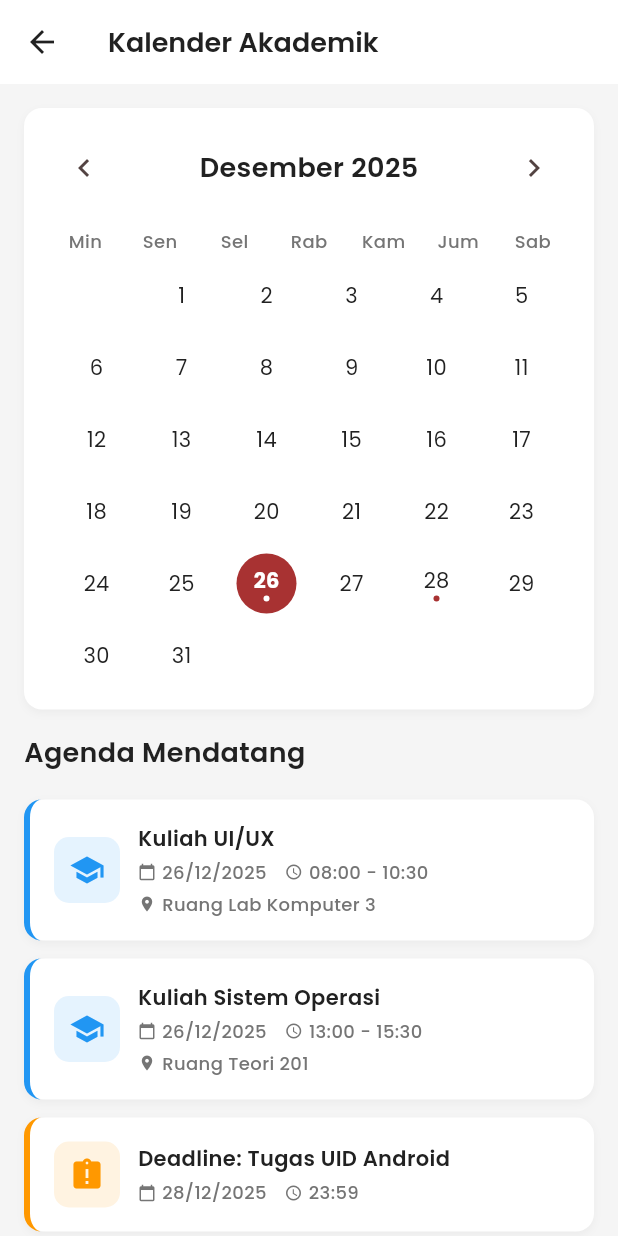
After one commit to ekakamelia/UAS-PAKrofi, a Flutter app: the CalendarScreen screen opened directly, on a phone screen of 412 x 824 dp. The commit adds this screen. Run offline on Flutter 3.47's test engine with Material 3 defaults, Android fonts, the phone set to English and light mode, and no system bars; our stand-ins replace google_fonts; network calls fail.

Commit message:
Menambahkan fitur Kalender Akademik: tampilan kalender bulanan dengan indikator event, daftar agenda mendatang (kuliah, ujian, deadline, libur), dan navigasi antar bulan

```diff
--- a/lib/core/dummy_data.dart
+++ b/lib/core/dummy_data.dart
@@ -521,3 +521,85 @@ class NotificationData {
     ),
   ];
 }
+
+// Calendar Event Models
+class CalendarEvent {
+  final String id;
+  final String title;
+  final String type; // 'class', 'exam', 'deadline', 'holiday'
+  final DateTime date;
+  final String? time;
+  final String? location;
+
+  const CalendarEvent({
+    required this.id,
+    required this.title,
+    required this.type,
+    required this.date,
+    this.time,
+    this.location,
+  });
+}
+
+class CalendarData {
+  static final List<CalendarEvent> events = [
+    CalendarEvent(
+      id: 'e1',
+      title: 'Kuliah UI/UX',
+      type: 'class',
+      date: DateTime.now(),
+      time: '08:00 - 10:30',
+      location: 'Ruang Lab Komputer 3',
+    ),
+    CalendarEvent(
+      id: 'e2',
+      title: 'Kuliah Sistem Operasi',
+      type: 'class',
+      date: DateTime.now(),
+      time: '13:00 - 15:30',
+      location: 'Ruang Teori 201',
+    ),
+    CalendarEvent(
+      id: 'e3',
+      title: 'Deadline: Tugas UID Android',
+      type: 'deadline',
+      date: DateTime.now().add(const Duration(days: 2)),
+      time: '23:59',
+    ),
+    CalendarEvent(
+      id: 'e4',
+      title: 'UTS Sistem Operasi',
+      type: 'exam',
+      date: DateTime.now().add(const Duration(days: 7)),
+      time: '09:00 - 11:00',
+      location: 'Gedung Ujian Lt.2',
+    ),
+    CalendarEvent(
+      id: 'e5',
+      title: 'Libur Natal',
+      type: 'holiday',
+      date: DateTime(2024, 12, 25),
+    ),
+    CalendarEvent(
+      id: 'e6',
+      title: 'Libur Tahun Baru',
+      type: 'holiday',
+      date: DateTime(2025, 1, 1),
+    ),
+  ];
+
+  static List<CalendarEvent> getEventsForDate(DateTime date) {
+    return events.where((e) =>
+      e.date.year == date.year &&
+      e.date.month == date.month &&
+      e.date.day == date.day
+    ).toList();
+  }
+
+  static List<CalendarEvent> getUpcomingEvents() {
+    final now = DateTime.now();
+    return events.where((e) => e.date.isAfter(now) ||
+      (e.date.year == now.year && e.date.month == now.month && e.date.day == now.day)
+    ).toList()..sort((a, b) => a.date.compareTo(b.date));
+  }
+}
--- /dev/null
+++ b/lib/features/calendar/calendar_screen.dart
@@ -0,0 +1,301 @@
+import 'package:flutter/material.dart';
+import 'package:celeoe/core/theme.dart';
+import 'package:celeoe/core/dummy_data.dart';
+
+class CalendarScreen extends StatefulWidget {
+  const CalendarScreen({super.key});
+
+  @override
+  State<CalendarScreen> createState() => _CalendarScreenState();
+}
+
+class _CalendarScreenState extends State<CalendarScreen> {
+  late DateTime _selectedDate;
+  late DateTime _focusedMonth;
+
+  @override
+  void initState() {
+    super.initState();
+    _selectedDate = DateTime.now();
+    _focusedMonth = DateTime.now();
+  }
+
+  void _previousMonth() {
+    setState(() {
+      _focusedMonth = DateTime(_focusedMonth.year, _focusedMonth.month - 1);
+    });
+  }
+
+  void _nextMonth() {
+    setState(() {
+      _focusedMonth = DateTime(_focusedMonth.year, _focusedMonth.month + 1);
+    });
+  }
+
+  @override
+  Widget build(BuildContext context) {
+    final upcomingEvents = CalendarData.getUpcomingEvents();
+
+    return Scaffold(
+      appBar: AppBar(
+        title: Text('Kalender Akademik', style: AppTextStyles.title),
+        backgroundColor: Colors.white,
+        elevation: 0,
+        iconTheme: const IconThemeData(color: AppColors.textPrimary),
+      ),
+      backgroundColor: AppColors.background,
+      body: SingleChildScrollView(
+        child: Column(
+          crossAxisAlignment: CrossAxisAlignment.start,
+          children: [
+            // Simple Calendar Header
+            Container(
+              margin: const EdgeInsets.all(16),
+              padding: const EdgeInsets.all(16),
+              decoration: BoxDecoration(
+                color: Colors.white,
+                borderRadius: BorderRadius.circular(12),
+                boxShadow: [
+                  BoxShadow(
+                    color: Colors.black.withAlpha(10),
+                    blurRadius: 4,
+                    offset: const Offset(0, 2),
+                  ),
+                ],
+              ),
+              child: Column(
+                children: [
+                  // Month Header
+                  Row(
+                    mainAxisAlignment: MainAxisAlignment.spaceBetween,
+                    children: [
+                      IconButton(
+                        icon: const Icon(Icons.chevron_left),
+                        onPressed: _previousMonth,
+                      ),
+                      Text(
+                        _getMonthName(_focusedMonth.month) + ' ${_focusedMonth.year}',
+                        style: AppTextStyles.title,
+                      ),
+                      IconButton(
+                        icon: const Icon(Icons.chevron_right),
+                        onPressed: _nextMonth,
+                      ),
+                    ],
+                  ),
+                  const SizedBox(height: 16),
+                  // Weekday Headers
+                  Row(
+                    mainAxisAlignment: MainAxisAlignment.spaceAround,
+                    children: ['Min', 'Sen', 'Sel', 'Rab', 'Kam', 'Jum', 'Sab']
+                        .map((day) => SizedBox(
+                              width: 40,
+                              child: Center(
+                                child: Text(day, style: AppTextStyles.subtitle.copyWith(fontSize: 12)),
+                              ),
+                            ))
+                        .toList(),
+                  ),
+                  const SizedBox(height: 8),
+                  // Calendar Days Grid
+                  _buildCalendarGrid(),
+                ],
+              ),
+            ),
+
+            // Upcoming Events
+            Padding(
+              padding: const EdgeInsets.symmetric(horizontal: 16),
+              child: Text('Agenda Mendatang', style: AppTextStyles.title),
+            ),
+            const SizedBox(height: 12),
+
+            ...upcomingEvents.take(5).map((event) => _buildEventItem(event)),
+
+            const SizedBox(height: 40),
+          ],
+        ),
+      ),
+    );
+  }
+
+  Widget _buildCalendarGrid() {
+    final firstDayOfMonth = DateTime(_focusedMonth.year, _focusedMonth.month, 1);
+    final lastDayOfMonth = DateTime(_focusedMonth.year, _focusedMonth.month + 1, 0);
+    final firstWeekday = firstDayOfMonth.weekday % 7;
+    final daysInMonth = lastDayOfMonth.day;
+
+    List<Widget> dayWidgets = [];
+
+    // Empty cells before first day
+    for (int i = 0; i < firstWeekday; i++) {
+      dayWidgets.add(const SizedBox(width: 40, height: 40));
+    }
+
+    // Days of month
+    for (int day = 1; day <= daysInMonth; day++) {
+      final date = DateTime(_focusedMonth.year, _focusedMonth.month, day);
+      final isToday = date.day == DateTime.now().day &&
+          date.month == DateTime.now().month &&
+          date.year == DateTime.now().year;
+      final hasEvents = CalendarData.getEventsForDate(date).isNotEmpty;
+
+      dayWidgets.add(
+        GestureDetector(
+          onTap: () {
+            setState(() {
+              _selectedDate = date;
+            });
+          },
+          child: Container(
+            width: 40,
+            height: 40,
+            decoration: BoxDecoration(
+              color: isToday ? AppColors.primary : null,
+              borderRadius: BorderRadius.circular(20),
+            ),
+            child: Column(
+              mainAxisAlignment: MainAxisAlignment.center,
+              children: [
+                Text(
+                  '$day',
+                  style: TextStyle(
+                    color: isToday ? Colors.white : AppColors.textPrimary,
+                    fontWeight: isToday ? FontWeight.bold : FontWeight.normal,
+                  ),
+                ),
+                if (hasEvents)
+                  Container(
+                    width: 4,
+                    height: 4,
+                    decoration: BoxDecoration(
+                      color: isToday ? Colors.white : AppColors.primary,
+                      shape: BoxShape.circle,
+                    ),
+                  ),
+              ],
+            ),
+          ),
+        ),
+      );
+    }
+
+    return Wrap(
+      spacing: (MediaQuery.of(context).size.width - 32 - 280) / 6,
+      runSpacing: 8,
+      children: dayWidgets,
+    );
+  }
+
+  Widget _buildEventItem(CalendarEvent event) {
+    IconData icon;
+    Color iconColor;
+
+    switch (event.type) {
+      case 'class':
+        icon = Icons.school;
+        iconColor = Colors.blue;
+        break;
+      case 'exam':
+        icon = Icons.quiz;
+        iconColor = Colors.red;
+        break;
+      case 'deadline':
+        icon = Icons.assignment_late;
+        iconColor = Colors.orange;
+        break;
+      case 'holiday':
+        icon = Icons.celebration;
+        iconColor = Colors.green;
+        break;
+      default:
+        icon = Icons.event;
+        iconColor = AppColors.textSecondary;
+    }
+
+    return Container(
+      margin: const EdgeInsets.symmetric(horizontal: 16, vertical: 6),
+      padding: const EdgeInsets.all(16),
+      decoration: BoxDecoration(
+        color: Colors.white,
+        borderRadius: BorderRadius.circular(12),
+        border: Border(
+          left: BorderSide(color: iconColor, width: 4),
+        ),
+        boxShadow: [
+          BoxShadow(
+            color: Colors.black.withAlpha(10),
+            blurRadius: 4,
+            offset: const Offset(0, 2),
+          ),
+        ],
+      ),
+      child: Row(
+        children: [
+          Container(
+            width: 44,
+            height: 44,
+            decoration: BoxDecoration(
+              color: iconColor.withAlpha(30),
+              borderRadius: BorderRadius.circular(10),
+            ),
+            child: Icon(icon, color: iconColor, size: 24),
+          ),
+          const SizedBox(width: 12),
+          Expanded(
+            child: Column(
+              crossAxisAlignment: CrossAxisAlignment.start,
+              children: [
+                Text(
+                  event.title,
+                  style: AppTextStyles.body.copyWith(fontWeight: FontWeight.w600),
+                ),
+                const SizedBox(height: 4),
+                Row(
+                  children: [
+                    Icon(Icons.calendar_today, size: 12, color: AppColors.textSecondary),
+                    const SizedBox(width: 4),
+                    Text(
+                      '${event.date.day}/${event.date.month}/${event.date.year}',
+                      style: AppTextStyles.subtitle.copyWith(fontSize: 12),
+                    ),
+                    if (event.time != null) ...[
+                      const SizedBox(width: 12),
+                      Icon(Icons.access_time, size: 12, color: AppColors.textSecondary),
+                      const SizedBox(width: 4),
+                      Text(
+                        event.time!,
+                        style: AppTextStyles.subtitle.copyWith(fontSize: 12),
+                      ),
+                    ],
+                  ],
+                ),
+                if (event.location != null) ...[
+                  const SizedBox(height: 4),
+                  Row(
+                    children: [
+                      Icon(Icons.location_on, size: 12, color: AppColors.textSecondary),
+                      const SizedBox(width: 4),
+                      Text(
+                        event.location!,
+                        style: AppTextStyles.subtitle.copyWith(fontSize: 12),
+                      ),
+                    ],
+                  ),
+                ],
+              ],
+            ),
+          ),
+        ],
+      ),
+    );
+  }
+
+  String _getMonthName(int month) {
+    const months = [
+      'Januari', 'Februari', 'Maret', 'April', 'Mei', 'Juni',
+      'Juli', 'Agustus', 'September', 'Oktober', 'November', 'Desember'
+    ];
+    return months[month - 1];
+  }
+}
--- a/lib/features/profile/profile_screen.dart
+++ b/lib/features/profile/profile_screen.dart
@@ -5,6 +5,7 @@ import 'package:celeoe/features/auth/login_screen.dart';
 import 'package:celeoe/features/gradebook/gradebook_screen.dart';
 import 'package:celeoe/features/forum/forum_screen.dart';
 import 'package:celeoe/features/cbt/cbt_screen.dart';
+import 'package:celeoe/features/calendar/calendar_screen.dart';
 
 class ProfileScreen extends StatelessWidget {
   const ProfileScreen({super.key});
@@ -143,6 +144,17 @@ class ProfileScreen extends StatelessWidget {
                     Navigator.push(
                       context,
                       MaterialPageRoute(builder: (context) => const CBTScreen()),
+                    );
+                  },
+                ),
+                _buildSettingsTileWithContext(
+                  context: context,
+                  icon: Icons.calendar_month_outlined,
+                  title: 'Kalender Akademik',
+                  onTap: () {
+                    Navigator.push(
+                      context,
+                      MaterialPageRoute(builder: (context) => const CalendarScreen()),
                     );
                   },
                 ),
```
